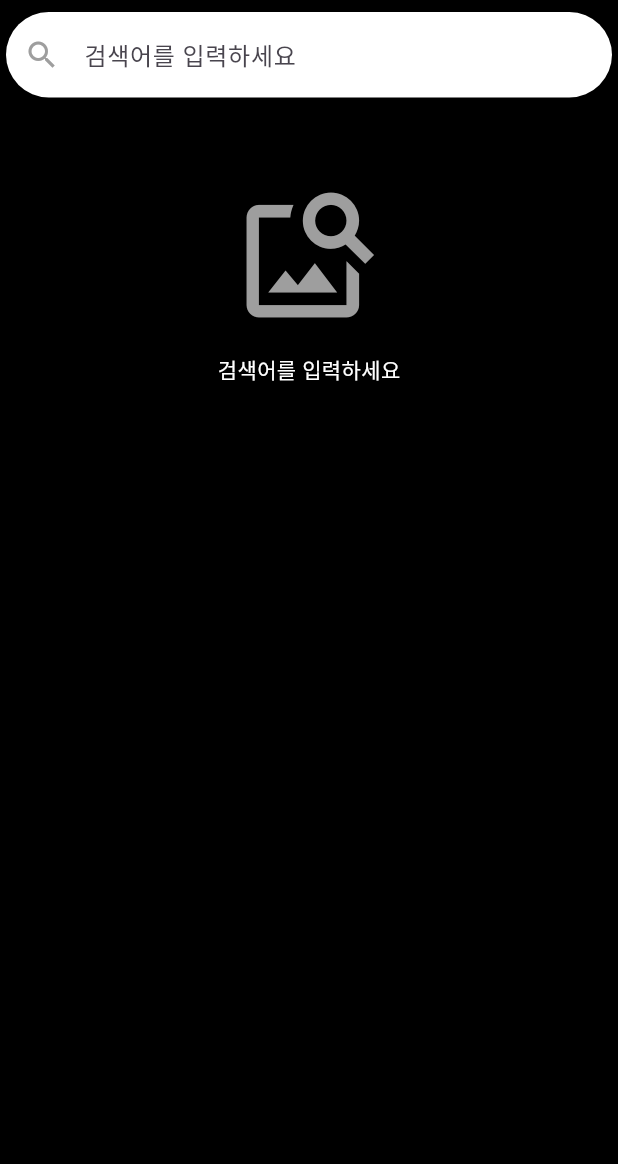
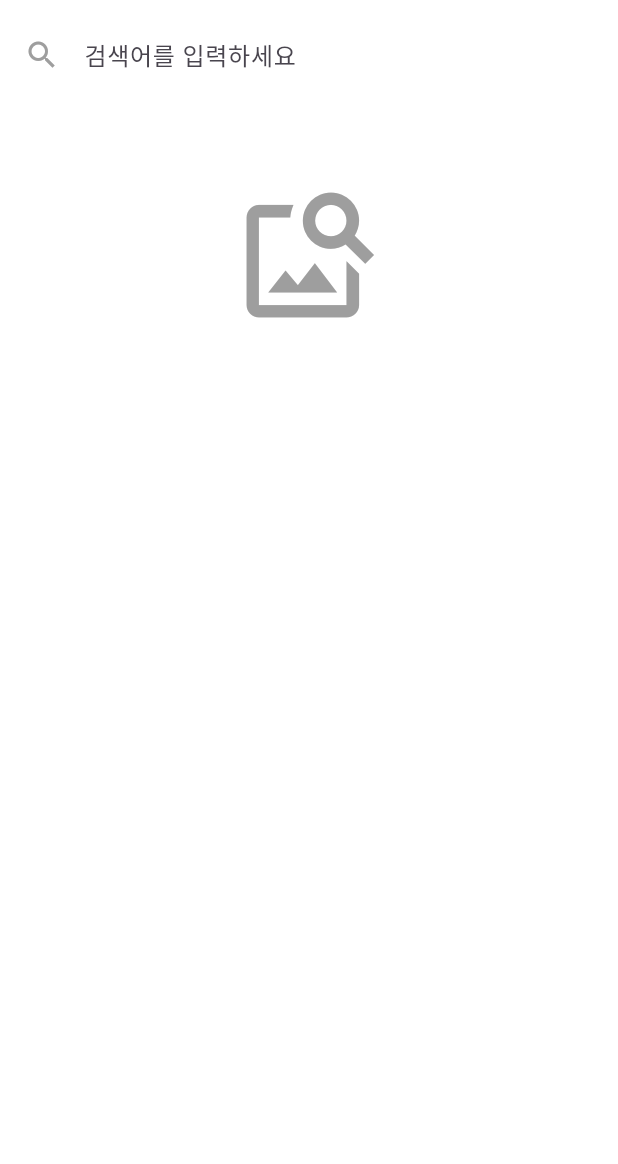
Before and after one commit to ganghee/image_search, a Flutter app: the screen it shows after launch, on a phone screen of 412 x 824 dp, the part 72-1236 px from its top. Run offline on Flutter 3.47's test engine with Material 3 defaults, Android fonts, the phone set to English and light mode, and no system bars; our stand-ins replace dio, flutter_bloc, get_it, retrofit, sqflite; accounts and stored records are empty; generated files the repository leaves out were written again.

Commit message:
💄 목록 background 수정

```diff
--- a/lib/main.dart
+++ b/lib/main.dart
@@ -84,15 +84,12 @@ class _HomeViewState extends State<_HomeView>
               ],
             ),
             Expanded(
-              child: ColoredBox(
-                color: Colors.black,
               child: TabBarView(
                 controller: _tabController,
                 children: [
                   _SearchPage(tabController: _tabController),
                   const _FavoritePage(),
                 ],
-                ),
               ),
             ),
           ],
```
Lines whose indentation alone changed are shown as unchanged.
